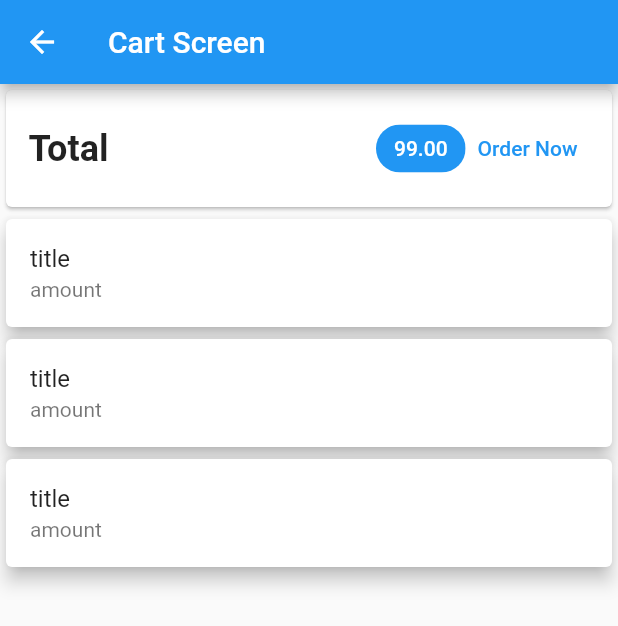
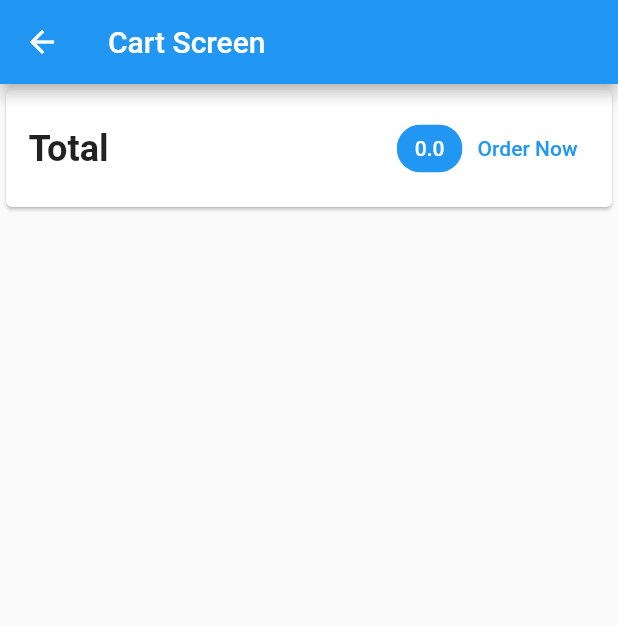
Before and after one commit to nevarwin/addtocart-favorite-example, a Flutter app: the CartScreen screen opened by its route, on a phone screen of 412 x 824 dp. Shown: the top 626 px of the screen. Run offline on Flutter 3.47's test engine with Material 2 defaults, Android fonts, the phone set to English and light mode, and no system bars; our stand-ins replace badges.

Commit message:
display cart items in cart screen

```diff
--- a/addtocart_favorite_app/lib/screens/cart_screen.dart
+++ b/addtocart_favorite_app/lib/screens/cart_screen.dart
@@ -1,4 +1,7 @@
 import 'package:flutter/material.dart';
+import 'package:provider/provider.dart';
+
+import '../provider/cart.dart';
 
 class CartScreen extends StatelessWidget {
   const CartScreen({Key? key}) : super(key: key);
@@ -7,6 +10,7 @@ class CartScreen extends StatelessWidget {
 
   @override
   Widget build(BuildContext context) {
+    var cart = Provider.of<CartProvider>(context);
     return Scaffold(
       appBar: AppBar(
         title: const Text('Cart Screen'),
@@ -28,9 +32,9 @@ class CartScreen extends StatelessWidget {
                   ),
                   const Spacer(),
                   Chip(
-                    label: const Text(
-                      '99.00',
-                      style: TextStyle(
+                    label: Text(
+                      '${cart.getTotalAmount}',
+                      style: const TextStyle(
                         color: Colors.white,
                       ),
                     ),
@@ -46,13 +50,23 @@ class CartScreen extends StatelessWidget {
           ),
           Expanded(
             child: ListView.builder(
-              itemCount: 3,
+              itemCount: cart.getCartItems.length,
               itemBuilder: (context, index) {
-                return const Card(
+                return Card(
                   elevation: 5.0,
                   child: ListTile(
-                    title: Text('title'),
-                    subtitle: Text('amount'),
+                    title: Text(
+                      cart.getCartItems.values.toList()[index].title,
+                    ),
+                    subtitle: Text(
+                      cart.getCartItems.values.toList()[index].price.toString(),
+                    ),
+                    trailing: Text(
+                      cart.getCartItems.values
+                          .toList()[index]
+                          .quantity
+                          .toString(),
+                    ),
                   ),
                 );
               },
```
